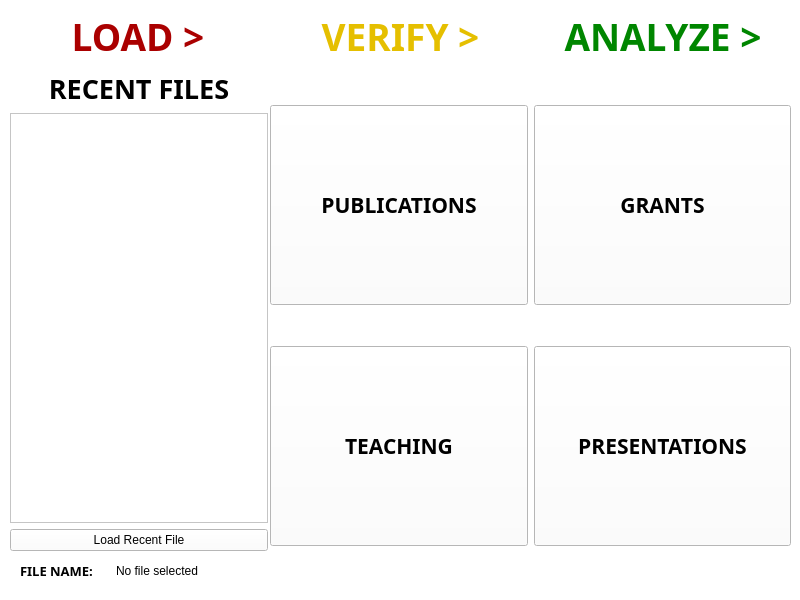
Qt form Project Code/AppleProject/load_csv.ui (JRWu/DataAggregation) before a commit.
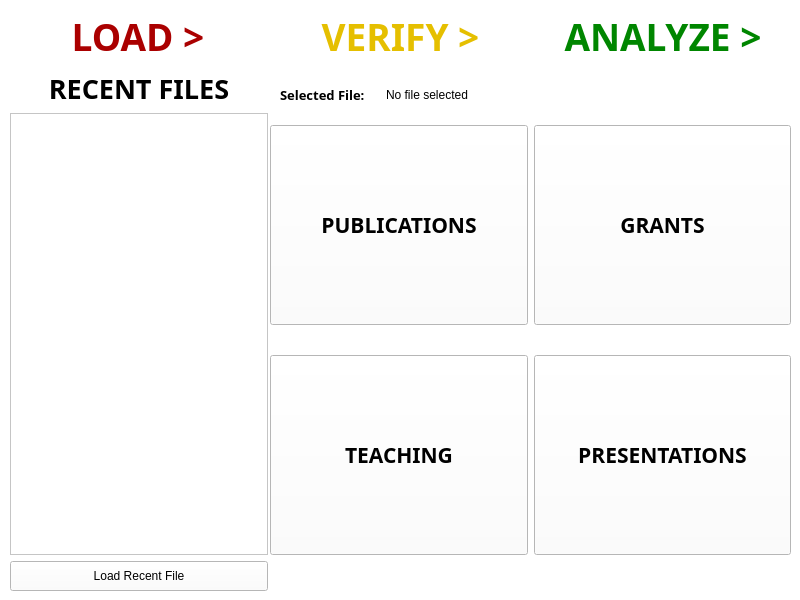
The same form after that commit.

Commit message: VLS made a couple aesthetic changes to load screen UI with 'file selected' added

The edit to the form file:
```diff
--- a/Project Code/AppleProject/load_csv.ui
+++ b/Project Code/AppleProject/load_csv.ui
@@ -450,7 +450,7 @@
       <x>10</x>
       <y>70</y>
       <width>258</width>
-      <height>481</height>
+      <height>521</height>
      </rect>
     </property>
     <layout class="QVBoxLayout" name="recent_files_area">
@@ -476,6 +476,18 @@
      </item>
      <item>
       <widget class="QPushButton" name="loadRecentFile_btn">
+       <property name="minimumSize">
+        <size>
+         <width>0</width>
+         <height>30</height>
+        </size>
+       </property>
+       <property name="maximumSize">
+        <size>
+         <width>16777215</width>
+         <height>40</height>
+        </size>
+       </property>
        <property name="text">
         <string>Load Recent File</string>
        </property>
@@ -487,12 +499,86 @@
     <property name="geometry">
      <rect>
       <x>270</x>
-      <y>70</y>
+      <y>71</y>
       <width>521</width>
-      <height>511</height>
+      <height>521</height>
      </rect>
     </property>
     <layout class="QVBoxLayout" name="select_csv_area">
+     <item>
+      <layout class="QHBoxLayout" name="horizontalLayout">
+       <property name="sizeConstraint">
+        <enum>QLayout::SetDefaultConstraint</enum>
+       </property>
+       <item>
+        <widget class="QLabel" name="selected_file_lbl">
+         <property name="sizePolicy">
+          <sizepolicy hsizetype="Expanding" vsizetype="Expanding">
+           <horstretch>0</horstretch>
+           <verstretch>0</verstretch>
+          </sizepolicy>
+         </property>
+         <property name="minimumSize">
+          <size>
+           <width>110</width>
+           <height>40</height>
+          </size>
+         </property>
+         <property name="maximumSize">
+          <size>
+           <width>110</width>
+           <height>40</height>
+          </size>
+         </property>
+         <property name="font">
+          <font>
+           <family>Arial Black</family>
+           <pointsize>10</pointsize>
+           <weight>75</weight>
+           <bold>true</bold>
+          </font>
+         </property>
+         <property name="text">
+          <string>Selected File:</string>
+         </property>
+         <property name="alignment">
+          <set>Qt::AlignLeading|Qt::AlignLeft|Qt::AlignVCenter</set>
+         </property>
+         <property name="indent">
+          <number>10</number>
+         </property>
+        </widget>
+       </item>
+       <item>
+        <widget class="QLabel" name="file_name_load">
+         <property name="minimumSize">
+          <size>
+           <width>0</width>
+           <height>40</height>
+          </size>
+         </property>
+         <property name="maximumSize">
+          <size>
+           <width>16777215</width>
+           <height>40</height>
+          </size>
+         </property>
+         <property name="text">
+          <string>No file selected</string>
+         </property>
+         <property name="scaledContents">
+          <bool>false</bool>
+         </property>
+         <property name="alignment">
+          <set>Qt::AlignLeading|Qt::AlignLeft|Qt::AlignVCenter</set>
+         </property>
+         <property name="wordWrap">
+          <bool>true</bool>
+         </property>
+        </widget>
+       </item>
+      </layout>
+     </item>
      <item>
       <layout class="QHBoxLayout" name="horizontalLayout_3">
        <item>
@@ -539,6 +625,23 @@
        </item>
       </layout>
      </item>
+     <item>
+      <layout class="QHBoxLayout" name="horizontalLayout_4">
+       <item>
+        <spacer name="horizontalSpacer">
+         <property name="orientation">
+          <enum>Qt::Horizontal</enum>
+         </property>
+         <property name="sizeHint" stdset="0">
+          <size>
+           <width>40</width>
+           <height>20</height>
+          </size>
+         </property>
+        </spacer>
+       </item>
+      </layout>
+     </item>
      <item>
       <layout class="QHBoxLayout" name="horizontalLayout_2">
        <item>
@@ -585,6 +688,23 @@
        </item>
       </layout>
      </item>
+     <item>
+      <layout class="QHBoxLayout" name="horizontalLayout_5">
+       <item>
+        <spacer name="horizontalSpacer_2">
+         <property name="orientation">
+          <enum>Qt::Horizontal</enum>
+         </property>
+         <property name="sizeHint" stdset="0">
+          <size>
+           <width>40</width>
+           <height>30</height>
+          </size>
+         </property>
+        </spacer>
+       </item>
+      </layout>
+     </item>
     </layout>
    </widget>
    <widget class="QWidget" name="horizontalLayoutWidget">
@@ -782,64 +902,6 @@
      </item>
     </layout>
    </widget>
-   <widget class="QWidget" name="horizontalLayoutWidget_3">
-    <property name="geometry">
-     <rect>
-      <x>20</x>
-      <y>550</y>
-      <width>771</width>
-      <height>42</height>
-     </rect>
-    </property>
-    <layout class="QHBoxLayout" name="horizontalLayout_4">
-     <item>
-      <widget class="QLabel" name="file_name_label_2">
-       <property name="minimumSize">
-        <size>
-         <width>90</width>
-         <height>40</height>
-        </size>
-       </property>
-       <property name="maximumSize">
-        <size>
-         <width>90</width>
-         <height>40</height>
-        </size>
-       </property>
-       <property name="font">
-        <font>
-         <family>Arial Black</family>
-         <pointsize>10</pointsize>
-         <weight>75</weight>
-         <bold>true</bold>
-        </font>
-       </property>
-       <property name="text">
-        <string>FILE NAME: </string>
-       </property>
-      </widget>
-     </item>
-     <item>
-      <widget class="QLabel" name="file_name_load">
-       <property name="minimumSize">
-        <size>
-         <width>0</width>
-         <height>40</height>
-        </size>
-       </property>
-       <property name="maximumSize">
-        <size>
-         <width>16777215</width>
-         <height>40</height>
-        </size>
-       </property>
-       <property name="text">
-        <string>No file selected</string>
-       </property>
-      </widget>
-     </item>
-    </layout>
-   </widget>
   </widget>
  </widget>
  <resources/>
```
The commit also changes 3 other files.
